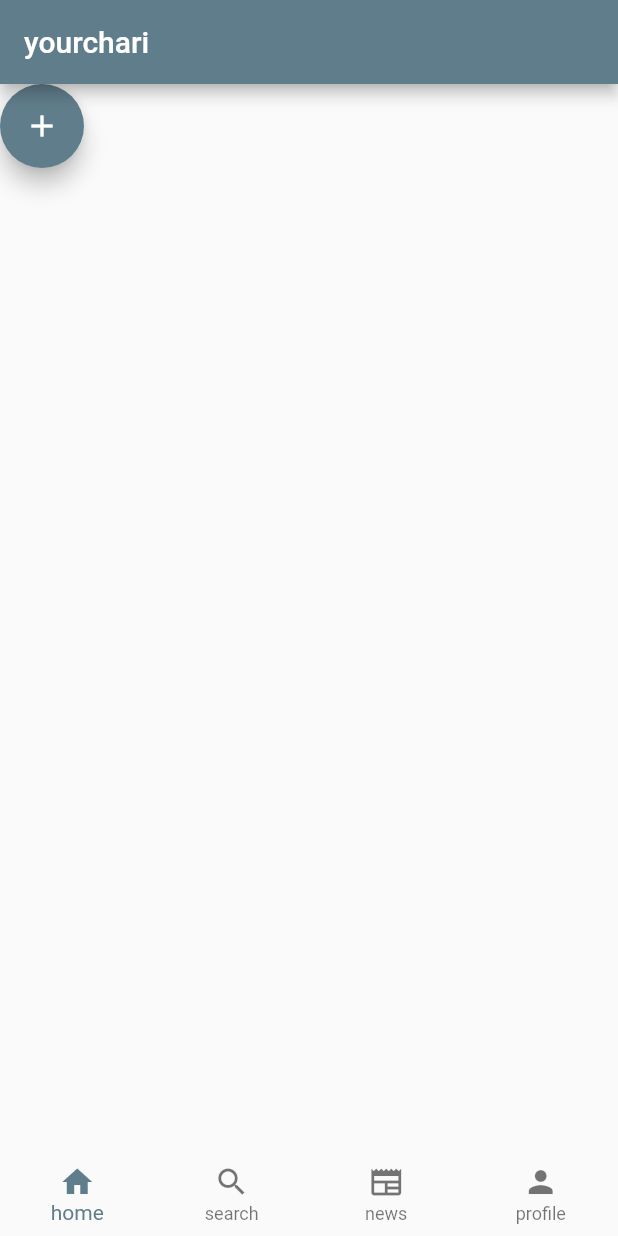
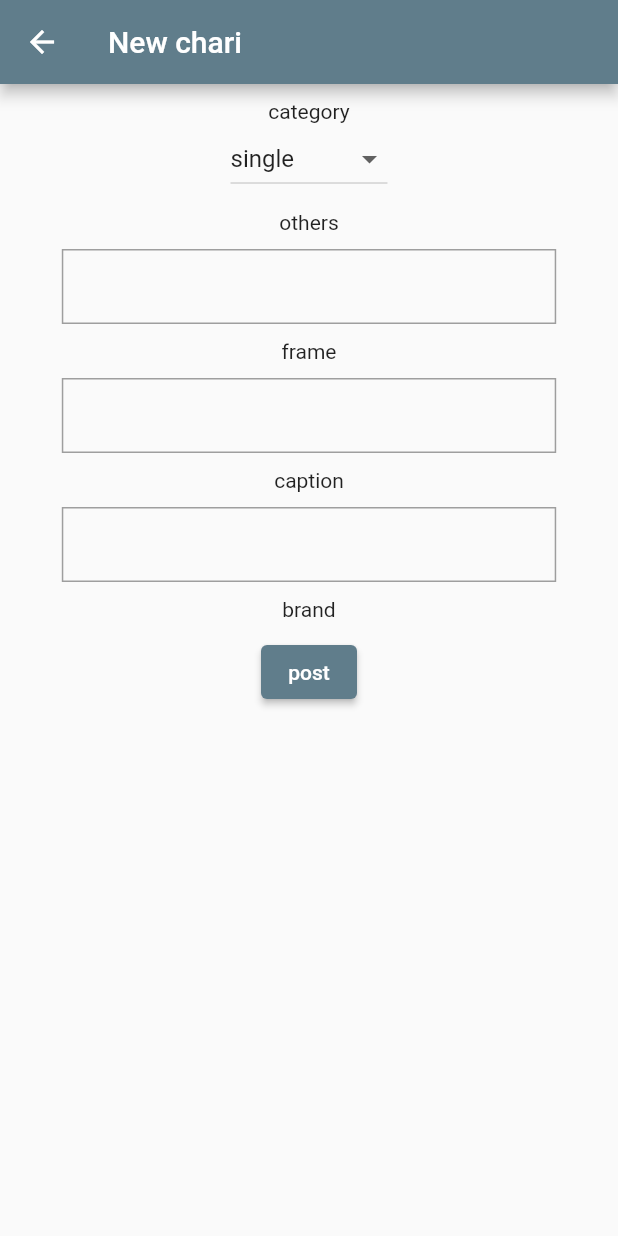
Before and after one commit to sunThick/yourchari_app, a Flutter app: the MyHomePage screen opened directly, after a tap on the "add" icon, on a phone screen of 412 x 824 dp. Run offline on Flutter 3.47's test engine with Material 2 defaults, Android fonts, the phone set to English and light mode, and no system bars; our stand-ins replace cloud_firestore, firebase_auth, firebase_core, firebase_storage, flutter_riverpod, freezed_annotation and 2 more; accounts and stored records are empty; network calls fail.

Commit message:
chari新規投稿を実装

```diff
--- a/lib/app.dart
+++ b/lib/app.dart
@@ -1,6 +1,7 @@
 import 'package:firebase_auth/firebase_auth.dart';
 import 'package:flutter/material.dart';
 import 'package:flutter_riverpod/flutter_riverpod.dart';
+import 'package:yourchari_app/constants/routes.dart';
 import 'package:yourchari_app/views/auth/login_page.dart';
 import 'package:yourchari_app/views/main/home_screen.dart';
 import 'package:yourchari_app/views/main/profile_screen.dart';
@@ -45,7 +46,7 @@ class MyHomePage extends ConsumerWidget {
         ref.watch(homeBottomNavigationBarProvider);
     List<Widget> _screens = [
       FloatingActionButton(
-        onPressed: () => loginModel.logout(),
+        onPressed: () => toCreateChariPage(context: context),
         tooltip: 'Increment',
         child: const Icon(Icons.add),
       ),
--- a/lib/constants/routes.dart
+++ b/lib/constants/routes.dart
@@ -1,12 +1,21 @@
 import 'package:flutter/material.dart';
+import 'package:yourchari_app/views/form/create_chari_page.dart';
 
 import '../models/main_model.dart';
 import '../app.dart';
 import '../views/auth/login_page.dart';
 import '../views/auth/signup_page.dart';
 
-void toMyApp({required BuildContext context}) => Navigator.push(context, MaterialPageRoute(builder: (context) => const MyApp()));
+void toMyApp({required BuildContext context}) => Navigator.push(
+    context, MaterialPageRoute(builder: (context) => const MyApp()));
 
-void toSignupPage({required BuildContext context}) => Navigator.push(context, MaterialPageRoute(builder: (context) => const SignupPage()));
+void toCreateChariPage({required BuildContext context}) => Navigator.push(
+    context, MaterialPageRoute(builder: (context) => const CreateChariPage()));
 
-void toLoginPage({required BuildContext context,required MainModel mainModel}) => Navigator.push(context, MaterialPageRoute(builder: (context) => const LoginPage()));
+void toSignupPage({required BuildContext context}) => Navigator.push(
+    context, MaterialPageRoute(builder: (context) => const SignupPage()));
+
+void toLoginPage(
+        {required BuildContext context, required MainModel mainModel}) =>
+    Navigator.push(
+        context, MaterialPageRoute(builder: (context) => const LoginPage()));
--- a/lib/constants/string.dart
+++ b/lib/constants/string.dart
@@ -1,4 +1,5 @@
 // packages
+import 'package:flutter/material.dart';
 import 'package:uuid/uuid.dart';
 
 // titles
--- a/lib/domain/chari/chari.dart
+++ b/lib/domain/chari/chari.dart
@@ -5,13 +5,16 @@ part 'chari.g.dart';
 
 @freezed
 class Chari with _$Chari {
-  const factory Chari({
-    required String brand,
-    required String frame,
-    String? caption,
-    required String createdAt,
-    String? updatedAt,
-  }) = _Chari;
-  factory Chari.fromJson(Map<String, dynamic> json) =>
-      _$ChariFromJson(json);
+  const factory Chari(
+      {required String brand,
+      required String category,
+      required String frame,
+      required List<String> imageURL,
+      required int likeCount,
+      required String postId,
+      required String uid,
+      required String caption,
+      required dynamic createdAt,
+      required dynamic updatedAt}) = _Chari;
+  factory Chari.fromJson(Map<String, dynamic> json) => _$ChariFromJson(json);
 }
--- /dev/null
+++ b/lib/models/create_chari_model.dart
@@ -0,0 +1,52 @@
+import 'package:cloud_firestore/cloud_firestore.dart';
+import 'package:flutter/cupertino.dart';
+import 'package:flutter/material.dart';
+import 'package:flutter_riverpod/flutter_riverpod.dart';
+import 'package:yourchari_app/domain/chari/chari.dart';
+
+import '../constants/string.dart';
+import 'main_model.dart';
+
+final createChariProvider =
+    ChangeNotifierProvider(((ref) => CreateChariModel()));
+
+class CreateChariModel extends ChangeNotifier {
+  String category = "single";
+  String brand = "";
+  String frame = "";
+  String caption = "";
+
+  final TextEditingController brandEditingController = TextEditingController();
+  final TextEditingController frameEditingController = TextEditingController();
+  final TextEditingController captionEditingController =
+      TextEditingController();
+
+  void onCategoryChanged({required String value}) {
+    category = value;
+    notifyListeners();
+  }
+
+  Future<void> createPost(
+      {required DocumentSnapshot<Map<String, dynamic>> currentUserDoc}) async {
+    final Timestamp now = Timestamp.now();
+    final String activeUid = currentUserDoc.id;
+    final String postId = returnUuidV4();
+    final Chari chari = Chari(
+        category: category,
+        brand: brandEditingController.text,
+        frame: frameEditingController.text,
+        imageURL: [],
+        likeCount: 0,
+        postId: postId,
+        uid: activeUid,
+        caption: frameEditingController.text,
+        createdAt: now,
+        updatedAt: Timestamp.now());
+    await currentUserDoc.reference
+        .collection("chari")
+        .doc(postId)
+        .set(chari.toJson());
+    print(chari);
+
+  }
+}
--- a/lib/src/pages/home_pages/add_edit_chari.dart
+++ b/lib/src/pages/home_pages/add_edit_chari.dart
@@ -143,7 +143,7 @@
 //                 decoration: const InputDecoration(
 //                     border: InputBorder.none,
 //                     contentPadding: EdgeInsets.only(left: 10)),
-//               ),
+//               ),b
 //             ),
 //             Container(
 //               width: MediaQuery.of(context).size.width * 0.8,
--- /dev/null
+++ b/lib/views/form/create_chari_page.dart
@@ -0,0 +1,118 @@
+import 'package:flutter/material.dart';
+import 'package:flutter_riverpod/flutter_riverpod.dart';
+import 'package:yourchari_app/models/create_chari_model.dart';
+import 'package:yourchari_app/models/main_model.dart';
+
+class CreateChariPage extends ConsumerWidget {
+  const CreateChariPage({Key? key}) : super(key: key);
+  @override
+  Widget build(BuildContext context, WidgetRef ref) {
+    MainModel mainModel = MainModel();
+    final CreateChariModel createChariModel = ref.watch(createChariProvider);
+    //formcontroller
+    final isSelectedCategory = createChariModel.category;
+    return Scaffold(
+      appBar: AppBar(
+        title: const Text('New chari'),
+      ),
+      body: Center(
+          child: Column(
+        children: [
+          const SizedBox(
+            height: 10,
+          ),
+          const Text('category'),
+          DropdownButton(
+              items: [
+                'single',
+                'MTB',
+                'touring',
+                'road',
+                'mini',
+                'mamachari',
+                'others'
+              ].map<DropdownMenuItem<String>>((value) {
+                return DropdownMenuItem(
+                  value: value,
+                  child: Text(value),
+                );
+              }).toList(),
+              onChanged: (value) {
+                final category = value.toString();
+                createChariModel.onCategoryChanged(value: category);
+              },
+              value: createChariModel.category),
+          const SizedBox(
+            height: 10,
+          ),
+          const Text('others'),
+          const SizedBox(
+            height: 10,
+          ),
+          Container(
+            decoration: BoxDecoration(border: Border.all(color: Colors.grey)),
+            width: MediaQuery.of(context).size.width * 0.8,
+            child: TextField(
+              controller: createChariModel.brandEditingController,
+              decoration: const InputDecoration(
+                  border: InputBorder.none,
+                  contentPadding: EdgeInsets.only(left: 10)),
+            ),
+          ),
+          const SizedBox(
+            height: 10,
+          ),
+          const Text('frame'),
+          const SizedBox(
+            height: 10,
+          ),
+          Container(
+            decoration: BoxDecoration(border: Border.all(color: Colors.grey)),
+            width: MediaQuery.of(context).size.width * 0.8,
+            child: TextField(
+              controller: createChariModel.frameEditingController,
+              decoration: const InputDecoration(
+                  border: InputBorder.none,
+                  contentPadding: EdgeInsets.only(left: 10)),
+            ),
+          ),
+          const SizedBox(
+            height: 10,
+          ),
+          const Text('caption'),
+          const SizedBox(
+            height: 10,
+          ),
+          Container(
+            decoration: BoxDecoration(border: Border.all(color: Colors.grey)),
+            width: MediaQuery.of(context).size.width * 0.8,
+            child: TextField(
+              controller: createChariModel.captionEditingController,
+              decoration: const InputDecoration(
+                  border: InputBorder.none,
+                  contentPadding: EdgeInsets.only(left: 10)),
+            ),
+          ),
+          const SizedBox(
+            height: 10,
+          ),
+          const Text('brand'),
+          const SizedBox(
+            height: 10,
+          ),
+          Container(
+            width: MediaQuery.of(context).size.width * 0.8,
+            alignment: Alignment.center,
+            child: ElevatedButton(
+              onPressed: () async {
+                createChariModel.createPost(
+                    currentUserDoc: mainModel.currentUserDoc);
+              },
+              child: const Text('post'),
+            ),
+          )
+        ],
+      )),
+    );
+  }
+}
```
Also changed, not shown: lib/domain/chari/chari.freezed.dart, lib/domain/chari/chari.g.dart, lib/views/components/home_bottom_navigation_bar.dart (line endings or trailing spaces).
